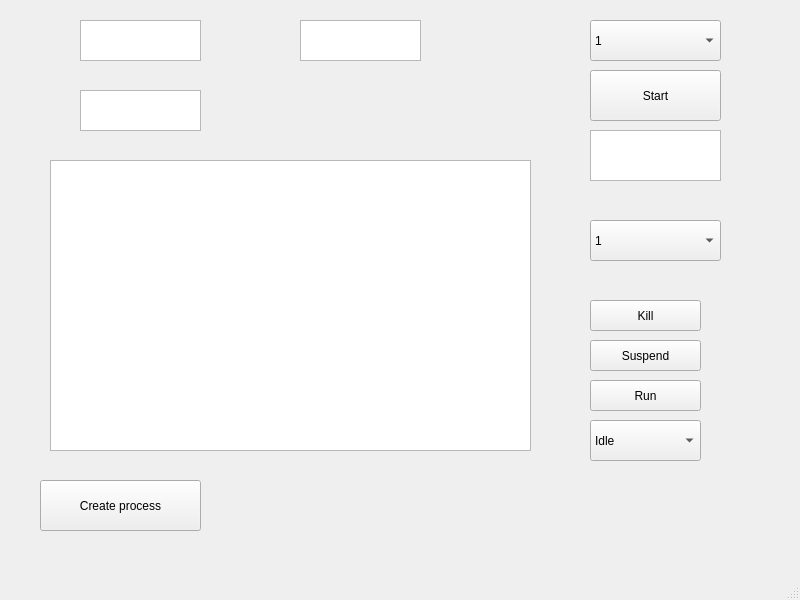
First picture: the form in mainwindow.ui, repository ykkach/TabulationOfTheFunctionInMultipleProcesses, before the edit.
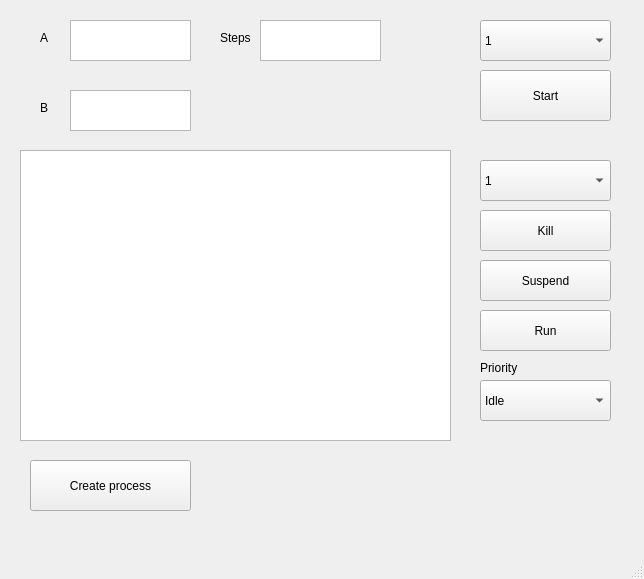
Second picture: the form after the edit.

The edit to the form file:
```diff
--- a/mainwindow.ui
+++ b/mainwindow.ui
@@ -6,8 +6,8 @@
    <rect>
     <x>0</x>
     <y>0</y>
-    <width>800</width>
-    <height>600</height>
+    <width>644</width>
+    <height>579</height>
    </rect>
   </property>
   <property name="windowTitle">
@@ -17,7 +17,7 @@
    <widget class="QTextEdit" name="textEdit_steps">
     <property name="geometry">
      <rect>
-      <x>300</x>
+      <x>260</x>
       <y>20</y>
       <width>121</width>
       <height>41</height>
@@ -27,7 +27,7 @@
    <widget class="QTextEdit" name="textEdit_B">
     <property name="geometry">
      <rect>
-      <x>80</x>
+      <x>70</x>
       <y>90</y>
       <width>121</width>
       <height>41</height>
@@ -37,9 +37,9 @@
    <widget class="QTableWidget" name="tableWidget">
     <property name="geometry">
      <rect>
-      <x>50</x>
-      <y>160</y>
-      <width>481</width>
+      <x>20</x>
+      <y>150</y>
+      <width>431</width>
       <height>291</height>
      </rect>
     </property>
@@ -47,30 +47,20 @@
    <widget class="QTextEdit" name="textEdit_A">
     <property name="geometry">
      <rect>
-      <x>80</x>
+      <x>70</x>
       <y>20</y>
       <width>121</width>
       <height>41</height>
      </rect>
     </property>
    </widget>
-   <widget class="QTextEdit" name="timer">
-    <property name="geometry">
-     <rect>
-      <x>590</x>
-      <y>130</y>
-      <width>131</width>
-      <height>51</height>
-     </rect>
-    </property>
-   </widget>
    <widget class="QPushButton" name="kill">
     <property name="geometry">
      <rect>
-      <x>590</x>
-      <y>300</y>
-      <width>111</width>
-      <height>31</height>
+      <x>480</x>
+      <y>210</y>
+      <width>131</width>
+      <height>41</height>
      </rect>
     </property>
     <property name="text">
@@ -80,10 +70,10 @@
    <widget class="QPushButton" name="run">
     <property name="geometry">
      <rect>
-      <x>590</x>
-      <y>380</y>
-      <width>111</width>
-      <height>31</height>
+      <x>480</x>
+      <y>310</y>
+      <width>131</width>
+      <height>41</height>
      </rect>
     </property>
     <property name="text">
@@ -93,8 +83,8 @@
    <widget class="QComboBox" name="comboBox_2">
     <property name="geometry">
      <rect>
-      <x>590</x>
-      <y>220</y>
+      <x>480</x>
+      <y>160</y>
       <width>131</width>
       <height>41</height>
      </rect>
@@ -143,9 +133,9 @@
    <widget class="QComboBox" name="priority">
     <property name="geometry">
      <rect>
-      <x>590</x>
-      <y>420</y>
-      <width>111</width>
+      <x>480</x>
+      <y>380</y>
+      <width>131</width>
       <height>41</height>
      </rect>
     </property>
@@ -178,8 +168,8 @@
    <widget class="QPushButton" name="start_all">
     <property name="geometry">
      <rect>
-      <x>40</x>
-      <y>480</y>
+      <x>30</x>
+      <y>460</y>
       <width>161</width>
       <height>51</height>
      </rect>
@@ -191,10 +181,10 @@
    <widget class="QPushButton" name="suspend">
     <property name="geometry">
      <rect>
-      <x>590</x>
-      <y>340</y>
-      <width>111</width>
-      <height>31</height>
+      <x>480</x>
+      <y>260</y>
+      <width>131</width>
+      <height>41</height>
      </rect>
     </property>
     <property name="text">
@@ -204,7 +194,7 @@
    <widget class="QPushButton" name="Set">
     <property name="geometry">
      <rect>
-      <x>590</x>
+      <x>480</x>
       <y>70</y>
       <width>131</width>
       <height>51</height>
@@ -217,7 +207,7 @@
    <widget class="QComboBox" name="num_of_processes">
     <property name="geometry">
      <rect>
-      <x>590</x>
+      <x>480</x>
       <y>20</y>
       <width>131</width>
       <height>41</height>
@@ -244,6 +234,58 @@
      </property>
     </item>
    </widget>
+   <widget class="QLabel" name="label">
+    <property name="geometry">
+     <rect>
+      <x>480</x>
+      <y>360</y>
+      <width>101</width>
+      <height>16</height>
+     </rect>
+    </property>
+    <property name="text">
+     <string>Priority</string>
+    </property>
+   </widget>
+   <widget class="QLabel" name="label_3">
+    <property name="geometry">
+     <rect>
+      <x>40</x>
+      <y>30</y>
+      <width>31</width>
+      <height>16</height>
+     </rect>
+    </property>
+    <property name="text">
+     <string>A</string>
+    </property>
+   </widget>
+   <widget class="QLabel" name="label_4">
+    <property name="geometry">
+     <rect>
+      <x>40</x>
+      <y>100</y>
+      <width>31</width>
+      <height>16</height>
+     </rect>
+    </property>
+    <property name="text">
+     <string>B</string>
+    </property>
+   </widget>
+   <widget class="QLabel" name="label_5">
+    <property name="geometry">
+     <rect>
+      <x>220</x>
+      <y>30</y>
+      <width>31</width>
+      <height>16</height>
+     </rect>
+    </property>
+    <property name="text">
+     <string>Steps</string>
+    </property>
+   </widget>
   </widget>
   <widget class="QMenuBar" name="menubar">
    <property name="geometry">
```
Left out of the diff: 2 changed lines with no effect on the pictures.
